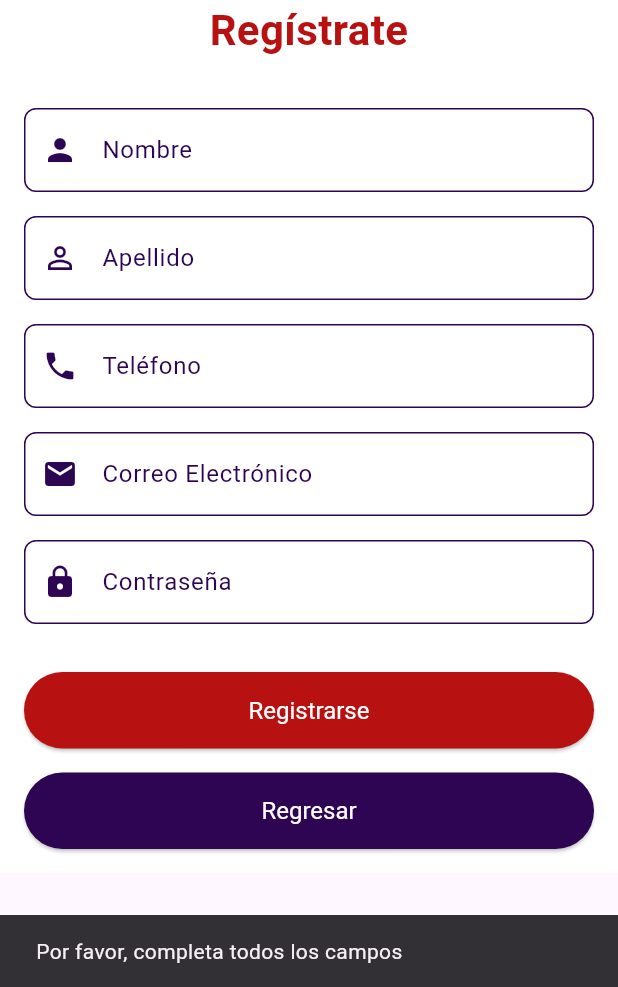
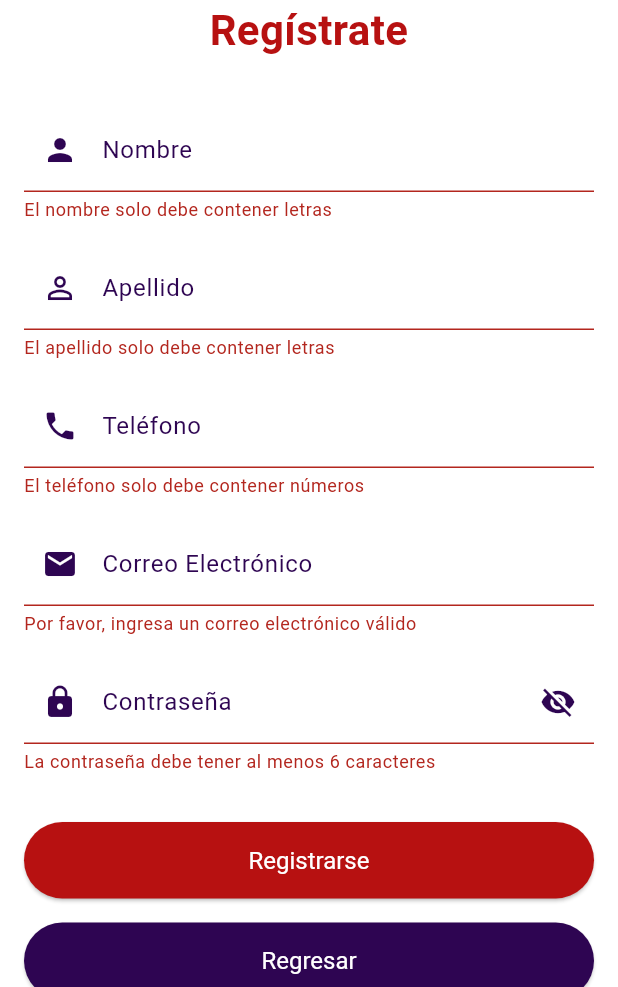
Before and after one commit to BIZAGoD/appclientemia, a Flutter app: the PantallaRegistro screen opened directly, after a tap on "Registrarse", on a phone screen of 412 x 824 dp, the part 249-1236 px from its top. Run offline on Flutter 3.47's test engine with Material 3 defaults, Android fonts, the light colour scheme and no system bars; our stand-ins replace image_picker, shared_preferences; accounts and stored records are empty.

Commit message:
Validacion de campo de registro

```diff
--- a/lib/PantallaRegistro.dart
+++ b/lib/PantallaRegistro.dart
@@ -17,12 +17,65 @@ class _PantallaRegistroState extends State<PantallaRegistro> {
   final TextEditingController emailController = TextEditingController();
   final TextEditingController passwordController = TextEditingController();
 
+  String? nombreError;
+  String? apellidoError;
+  String? telefonoError;
+  String? emailError;
+  String? passwordError;
+  bool _isPasswordVisible = false;
+
   Future<void> registrarUsuario() async {
     final String nombre = nombreController.text.trim();
     final String apellido = apellidoController.text.trim();
     final String telefono = telefonoController.text.trim();
     final String email = emailController.text.trim();
     final String password = passwordController.text.trim();
+
+    // Inicializar errores a null
+    nombreError = null;
+    apellidoError = null;
+    telefonoError = null;
+    emailError = null;
+    passwordError = null;
+
+    // Validación de nombre
+    final RegExp nombreRegex = RegExp(r'^[a-zA-ZáéíóúÁÉÍÓÚñÑ\s]+$');
+    if (!nombreRegex.hasMatch(nombre)) {
+      nombreError = 'El nombre solo debe contener letras';
+    }
+
+    // Validación de apellido
+    final RegExp apellidoRegex = RegExp(r'^[a-zA-ZáéíóúÁÉÍÓÚñÑ\s]+$');
+    if (!apellidoRegex.hasMatch(apellido)) {
+      apellidoError = 'El apellido solo debe contener letras';
+    }
+
+    // Validación de teléfono
+    final RegExp telefonoRegex = RegExp(r'^[0-9]+$');
+    if (!telefonoRegex.hasMatch(telefono)) {
+      telefonoError = 'El teléfono solo debe contener números';
+    }
+
+    // Validación de correo electrónico
+    final RegExp emailRegex = RegExp(r'^[^@]+@[^@]+\.[^@]+$');
+    if (!emailRegex.hasMatch(email)) {
+      emailError = 'Por favor, ingresa un correo electrónico válido';
+    }
+
+    // Validación de contraseña
+    if (password.length < 6) {
+      passwordError = 'La contraseña debe tener al menos 6 caracteres';
+    } else if (!RegExp(r'^(?=.*[A-Za-z])(?=.*\d)[A-Za-z\d]{6,}$').hasMatch(password)) {
+      passwordError = 'La contraseña debe contener letras y números';
+    }
+
+    // Actualizar el estado para mostrar los errores
+    setState(() {});
+
+    // Si hay errores, no continuar
+    if (nombreError != null || apellidoError != null || telefonoError != null || emailError != null || passwordError != null) {
+      return;
+    }
 
     if (nombre.isEmpty || apellido.isEmpty || telefono.isEmpty || email.isEmpty || password.isEmpty) {
       ScaffoldMessenger.of(context).showSnackBar(
@@ -112,15 +165,15 @@ class _PantallaRegistroState extends State<PantallaRegistro> {
                     ),
                   ),
                   const SizedBox(height: 32),
-                  _buildTextField(nombreController, 'Nombre', Icons.person),
+                  _buildTextField(nombreController, 'Nombre', Icons.person, errorText: nombreError),
                   const SizedBox(height: 16),
-                  _buildTextField(apellidoController, 'Apellido', Icons.person_outline),
+                  _buildTextField(apellidoController, 'Apellido', Icons.person_outline, errorText: apellidoError),
                   const SizedBox(height: 16),
-                  _buildTextField(telefonoController, 'Teléfono', Icons.phone, isNumber: true),
+                  _buildTextField(telefonoController, 'Teléfono', Icons.phone, isNumber: true, errorText: telefonoError),
                   const SizedBox(height: 16),
-                  _buildTextField(emailController, 'Correo Electrónico', Icons.email),
+                  _buildTextField(emailController, 'Correo Electrónico', Icons.email, errorText: emailError),
                   const SizedBox(height: 16),
-                  _buildTextField(passwordController, 'Contraseña', Icons.lock, isPassword: true),
+                  _buildTextField(passwordController, 'Contraseña', Icons.lock, isPassword: true, errorText: passwordError),
                   const SizedBox(height: 32),
                   ElevatedButton(
                     onPressed: registrarUsuario,
@@ -156,15 +209,16 @@ class _PantallaRegistroState extends State<PantallaRegistro> {
   }
 
   Widget _buildTextField(TextEditingController controller, String label, IconData icon,
-      {bool isPassword = false, bool isNumber = false}) {
+      {bool isPassword = false, bool isNumber = false, String? errorText}) {
     return TextField(
       controller: controller,
-      obscureText: isPassword,
+      obscureText: isPassword && !_isPasswordVisible,
       keyboardType: isNumber ? TextInputType.phone : TextInputType.text,
       decoration: InputDecoration(
         labelText: label,
         prefixIcon: Icon(icon, color: const Color.fromARGB(255, 46, 5, 82)),
         labelStyle: const TextStyle(color: Color.fromARGB(255, 46, 5, 82)),
+        errorText: errorText,
         enabledBorder: OutlineInputBorder(
           borderSide: const BorderSide(color: Color.fromARGB(255, 46, 5, 82)),
           borderRadius: BorderRadius.circular(8.0),
@@ -173,6 +227,19 @@ class _PantallaRegistroState extends State<PantallaRegistro> {
           borderSide: const BorderSide(color: Color.fromARGB(255, 46, 5, 82), width: 2.0),
           borderRadius: BorderRadius.circular(8.0),
         ),
+        suffixIcon: isPassword
+            ? IconButton(
+                icon: Icon(
+                  _isPasswordVisible ? Icons.visibility : Icons.visibility_off,
+                  color: const Color.fromARGB(255, 46, 5, 82),
+                ),
+                onPressed: () {
+                  setState(() {
+                    _isPasswordVisible = !_isPasswordVisible;
+                  });
+                },
+              )
+            : null,
       ),
     );
   }
--- a/lib/RecuperacionPassword.dart
+++ b/lib/RecuperacionPassword.dart
@@ -1,6 +1,6 @@
 import 'package:appcliente/CodeVerficacion.dart';
 import 'package:flutter/material.dart';
-
+import 'package:appcliente/PantallaInicio.dart';
 
 class Recuperacionpassword extends StatelessWidget {
   const Recuperacionpassword({super.key});
@@ -43,7 +43,6 @@ class Recuperacionpassword extends StatelessWidget {
               ),
             ),
             const SizedBox(height: 40),
-
             TextField(
               decoration: InputDecoration(
                 labelText: 'Correo Electrónico',
@@ -77,11 +76,12 @@ class Recuperacionpassword extends StatelessWidget {
               ),
               child: const Text('Continuar'),
             ),
-
             const SizedBox(height: 16),
-
               ElevatedButton(
-                onPressed: () => Navigator.pop(context),
+                onPressed: () => Navigator.pushReplacement(
+                  context,
+                  MaterialPageRoute(builder: (context) => const PantallaInicio()),
+                ),
 
                 style: ElevatedButton.styleFrom(
                   foregroundColor: Colors.white,
```
Also changed, not shown: 4 other files.
